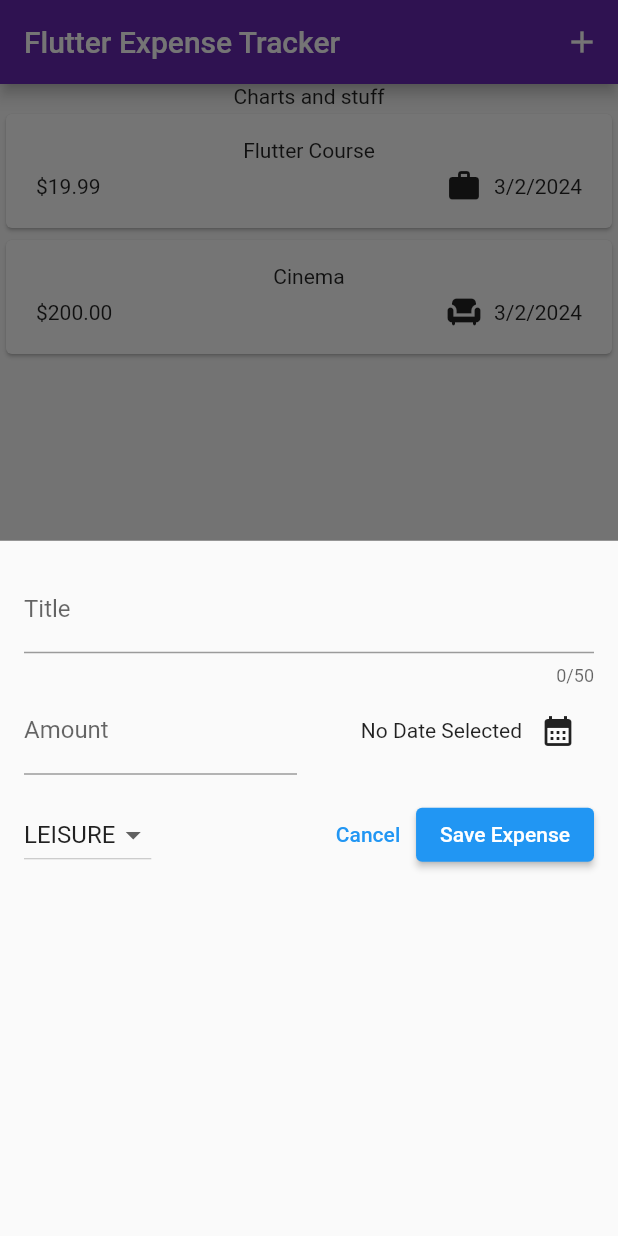
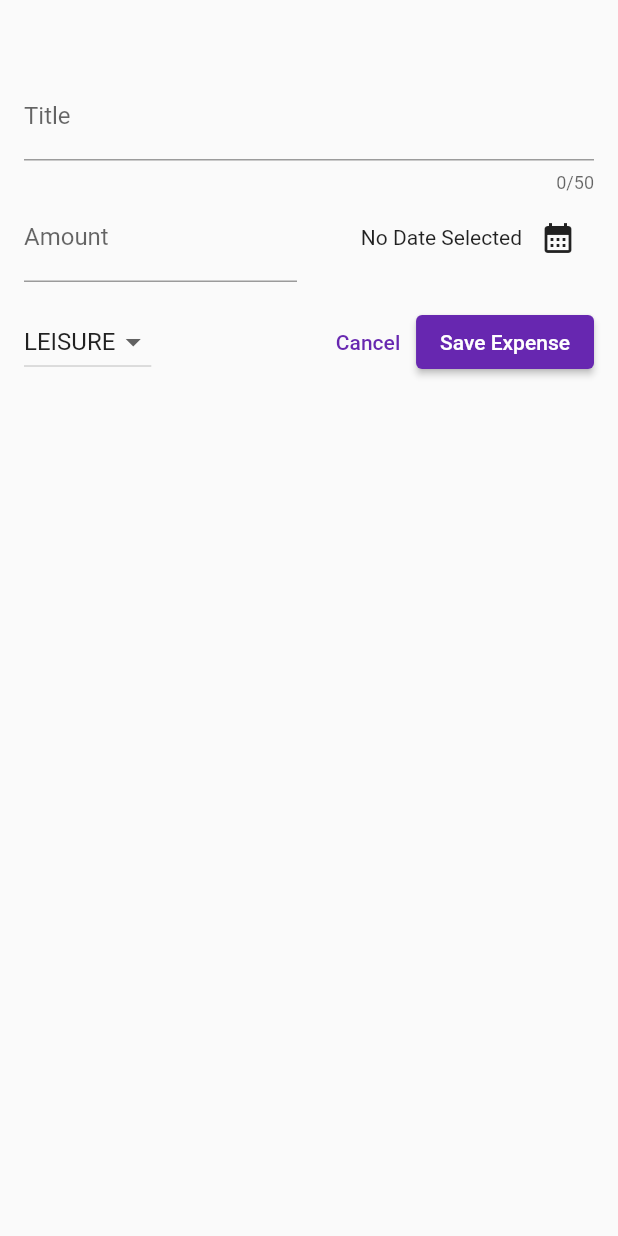
Before and after one commit to TeeWrath/expense-tracker, a Flutter app: the screen it shows after launch, after a tap on the "add" icon, on a phone screen of 412 x 824 dp. Run offline on Flutter 3.47's test engine with Material 3 defaults, Android fonts, the phone set to English and light mode, and no system bars.

Commit message:
feat: saving expenses and full screen modal sheet

```diff
--- a/lib/widgets/expenses.dart
+++ b/lib/widgets/expenses.dart
@@ -12,20 +12,32 @@ class ExpensesScreen extends StatefulWidget {
 
 class _ExpensesScreenState extends State<ExpensesScreen> {
   final List<Expense> _registeredExpenses = [
-    Expense(
-        title: 'Flutter Course',
-        amount: 19.99,
-        date: DateTime.now(),
-        category: Category.work),
-    Expense(
-        title: 'Cinema',
-        amount: 200,
-        date: DateTime.now(),
-        category: Category.leisure)
+    // Expense(
+    //     title: 'Flutter Course',
+    //     amount: 19.99,
+    //     date: DateTime.now(),
+    //     category: Category.work),
+    // Expense(
+    //     title: 'Cinema',
+    //     amount: 200,
+    //     date: DateTime.now(),
+    //     category: Category.leisure)
   ];
 
+  // to add the new expense to the list and update the UI
+  void _addExpense(Expense expense) {
+    setState(() {
+      _registeredExpenses.add(expense);
+    });
+  }
+
   void _openAddExpenseOverlay() {
-    showModalBottomSheet(context: context, builder: (ctx) => const NewExpense());
+    showModalBottomSheet(
+        isScrollControlled: true,
+        context: context,
+        builder: (ctx) => NewExpense(
+              onAddExpense: _addExpense,
+            ));
   }
 
   @override
--- a/lib/widgets/new_expense.dart
+++ b/lib/widgets/new_expense.dart
@@ -2,7 +2,9 @@ import 'package:expense_tracker/models/expense.dart';
 import 'package:flutter/material.dart';
 
 class NewExpense extends StatefulWidget {
-  const NewExpense({super.key});
+  const NewExpense({super.key, required this.onAddExpense});
+
+  final void Function(Expense expense) onAddExpense;
 
   @override
   State<NewExpense> createState() => _NewExpenseState();
@@ -27,6 +29,44 @@ class _NewExpenseState extends State<NewExpense> {
     });
   }
 
+  // Submitting expenses after entering inputs
+  void _submitExpenseData() {
+    final enteredAmount = double.tryParse(_amountController.text);
+    final amountIsInvalid = enteredAmount == null || enteredAmount < 0;
+
+    // to deal with error and invalid inputs
+    if (_titleController.text.trim().isEmpty ||
+        amountIsInvalid ||
+        _selectedDate == null) {
+      // error code
+      showDialog(
+          context: context,
+          builder: (ctx) => AlertDialog(
+                title: const Text('Invalid Input'),
+                content: const Text(
+                    'Please Make sure a valid title, amount and date was entered'),
+                actions: [
+                  TextButton(
+                      onPressed: () {
+                        Navigator.pop(ctx);
+                      },
+                      child: const Text('Okay'))
+                ],
+              ));
+      return;
+    }
+    // If correct values are entered
+    widget.onAddExpense(
+      Expense(
+        title: _titleController.text,
+        amount: enteredAmount,
+        date: _selectedDate!,
+        category: _selectedCategory,
+      ),
+    );
+    Navigator.pop(context);
+  }
+
   @override
   void dispose() {
     _titleController.dispose();
@@ -37,7 +77,7 @@ class _NewExpenseState extends State<NewExpense> {
   @override
   Widget build(BuildContext context) {
     return Padding(
-      padding: const EdgeInsets.all(16),
+      padding: const EdgeInsets.fromLTRB(16,48,16,16),
       child: Column(
         children: [
           TextField(
@@ -77,11 +117,13 @@ class _NewExpenseState extends State<NewExpense> {
               ))
             ],
           ),
-          const SizedBox(height: 16,),
+          const SizedBox(
+            height: 16,
+          ),
           Row(
             children: [
               DropdownButton(
-                value: _selectedCategory,
+                  value: _selectedCategory,
                   items: Category.values
                       .map((category) => DropdownMenuItem(
                             value: category,
@@ -102,12 +144,18 @@ class _NewExpenseState extends State<NewExpense> {
                   onPressed: () {
                     Navigator.pop(context);
                   },
-                  child: const Text('Cancel')),
+                  child: const Text(
+                    'Cancel',
+                    style: TextStyle(color: Color.fromARGB(255, 103, 39, 176)),
+                  )),
               ElevatedButton(
-                  onPressed: () {
-                    print(_amountController.text);
-                  },
-                  child: const Text('Save Expense'))
+                  onPressed: _submitExpenseData,
+                  style: ElevatedButton.styleFrom(
+                      backgroundColor: const Color.fromARGB(255, 103, 39, 176)),
+                  child: const Text('Save Expense',
+                      style: TextStyle(
+                        color: Colors.white,
+                      )))
             ],
           )
         ],
```
